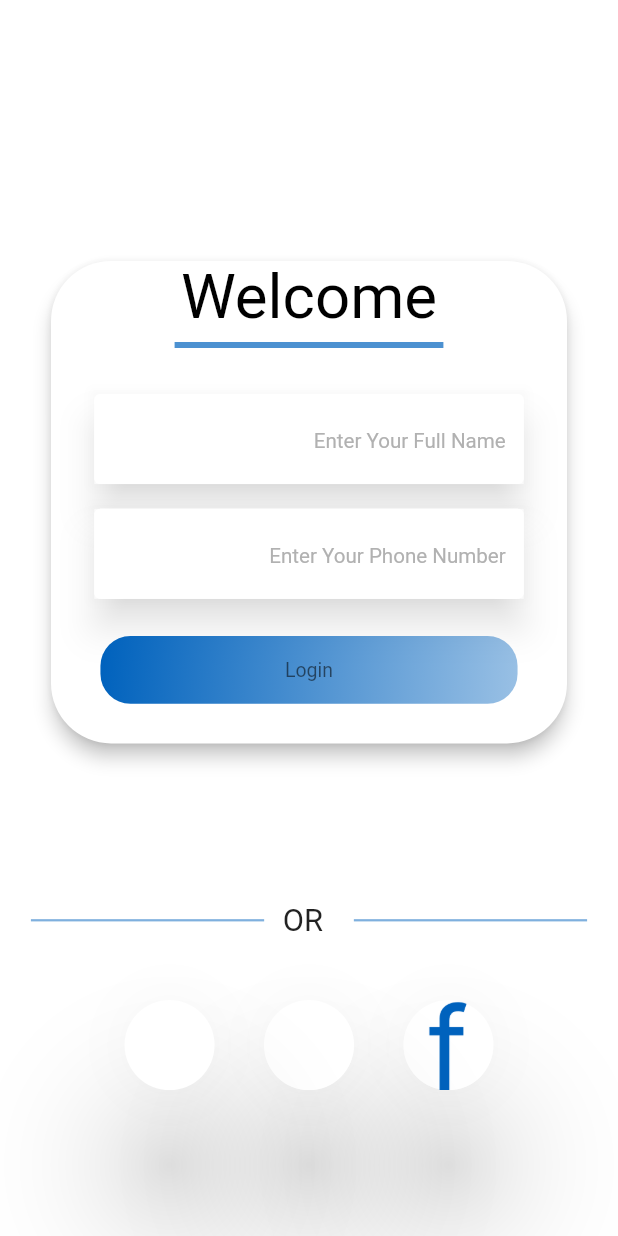
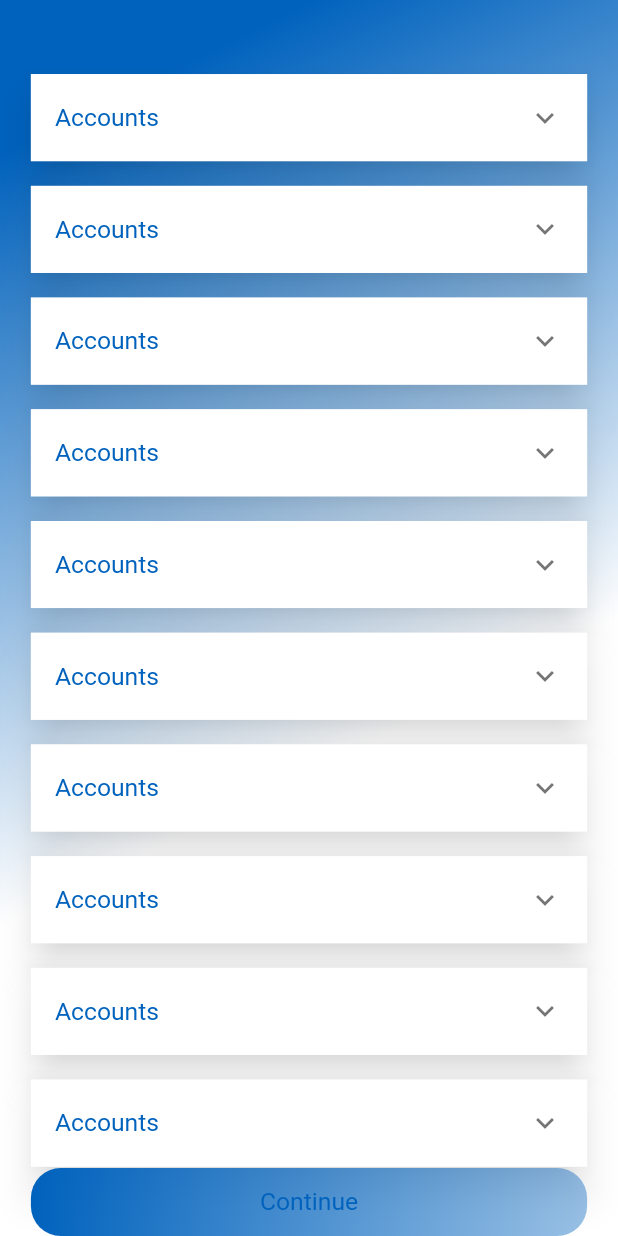
Before and after one commit to MostafaMahmoudAli/Magdsoft_Flutter_Task, a Flutter app: the screen it shows after launch, on a phone screen of 412 x 824 dp. Run offline on Flutter 3.47's test engine with Material 2 defaults, Android fonts, the phone set to English and light mode, and no system bars; our stand-ins replace bloc, dio, flutter_bloc, flutter_svg_provider, flutter_translate, fluttertoast and 3 more; Roboto replaces fonts that are missing (cairo).

Commit message:
help & product ui is done

```diff
--- a/lib/constants/strings.dart
+++ b/lib/constants/strings.dart
@@ -6,7 +6,9 @@ const loginImage="assets/images/login_image.svg";
 const loginGoogleLogo = "assets/images/Google__G__Logo 1.svg";
 const loginAppleLogo = "assets/images/ios 1.svg";
 const loginFacebookLogo = "assets/images/f.svg";
-const String textButtonName = "Resend Code";
-const String otpTitle = "Verify Phone";
-const String loginNameTextField ="Enter Your Full Name";
-const String loginPhoneTextField ="Enter Your Phone Number";
+const  textButtonName = "Resend Code";
+const  otpTitle = "Verify Phone";
+const  loginNameTextField ="Enter Your Full Name";
+const  loginPhoneTextField ="Enter Your Phone Number";
+const  helpButtonName ="Continue";
+const  customHomeAppBarText = "Search";
--- a/lib/data/data_providers/network/requests/login_request.dart
+++ b/lib/data/data_providers/network/requests/login_request.dart
@@ -1,6 +1,14 @@
 class LoginRequest
 {
-  final String?name;
-  final String?phone;
-  LoginRequest(this.name, this.phone,);
+   String?name;
+   String?phone;
+  LoginRequest({
+    required this.name,
+    required this.phone,
+  });
+  Map<String,dynamic>toMap()=>
+      {
+        "name":name,
+        "phone":phone,
+      };
 }
--- a/lib/main.dart
+++ b/lib/main.dart
@@ -5,6 +5,8 @@ import 'package:flutter_bloc/flutter_bloc.dart';
 import 'package:flutter_localizations/flutter_localizations.dart';
 import 'package:flutter_translate/flutter_translate.dart';
 import 'package:magdsoft_flutter_task/presentation/router/app_router.dart';
+import 'package:magdsoft_flutter_task/presentation/screens/user/help_screen.dart';
+import 'package:magdsoft_flutter_task/presentation/screens/user/home_layout.dart';
 import 'package:magdsoft_flutter_task/presentation/styles/colors.dart';
 import 'package:magdsoft_flutter_task/presentation/widgets/toast.dart';
 import 'package:sizer/sizer.dart';
@@ -23,7 +25,7 @@ Future<void> main() async {
   DioHelper.init();
   await CacheHelper.init();
   final locale =
-      CacheHelper.getDataFromSharedPreference(key: 'language') ?? "ar";
+      CacheHelper.getDataFromSharedPreference(key: 'language') ?? "en";
   delegate = await LocalizationDelegate.create(
     fallbackLocale: locale,
     supportedLocales: ['ar', 'en'],
@@ -92,7 +94,7 @@ class _MyAppState extends State<MyApp> {
                     ],
                     locale: delegate.currentLocale,
                     supportedLocales: delegate.supportedLocales,
-                    onGenerateRoute: widget.appRouter.onGenerateRoute,
+                    // onGenerateRoute: widget.appRouter.onGenerateRoute,
                     theme: ThemeData(
                       textTheme: TextTheme(
                         displayLarge: TextStyle(
@@ -105,14 +107,24 @@ class _MyAppState extends State<MyApp> {
                           color:AppColors.primary,
                           fontWeight: FontWeight.w400,
                         ),
+                        bodySmall: TextStyle(
+                          fontSize: 12.sp,
+                          color:AppColors.primary,
+                          fontWeight: FontWeight.w400,
+                        ),
                         displaySmall:TextStyle(
                           fontSize: 10.sp,
                           color:AppColors.grey,
                           fontWeight: FontWeight.w400,
                         ),
+                        titleLarge:TextStyle(
+                            color:AppColors.white,
+                            fontSize:30.sp,
+                            fontWeight:FontWeight.w300
+                        ),
                       ),
                       fontFamily: 'cairo',
-                      scaffoldBackgroundColor: AppColors.white,
+                      // scaffoldBackgroundColor: AppColors.white,
                       appBarTheme: const AppBarTheme(
                         elevation: 0.0,
                         systemOverlayStyle: SystemUiOverlayStyle(
@@ -121,6 +133,7 @@ class _MyAppState extends State<MyApp> {
                         ),
                       ),
                     ),
+                    home:HelpScreen(),
                   );
                 }),
               );
--- a/lib/presentation/screens/user/help_screen.dart
+++ b/lib/presentation/screens/user/help_screen.dart
@@ -1,23 +1,46 @@
 import 'package:flutter/material.dart';
-
-import '../../widgets/app_background.dart';
+import '../../../constants/strings.dart';
+import '../../styles/colors.dart';
+import '../../view/help_body_view.dart';
+import '../../widgets/custom_action_button.dart';
 
 class HelpScreen extends StatelessWidget {
   const HelpScreen({Key? key}) : super(key: key);
-
   @override
   Widget build(BuildContext context) {
-    return Scaffold(
-      body:Stack(
-        children: [
-          const AppBackground(),
-          Column(
-            children: [
-
-            ],
+    return  Scaffold(
+      body:SafeArea(
+        child:Container(
+          width: double.infinity,
+          height: double.infinity,
+          decoration:BoxDecoration(
+            gradient:LinearGradient(
+              begin:Alignment.topCenter,
+              colors: [
+                AppColors.primary,
+                AppColors.white
+              ],
+            ),
           ),
-        ],
-      )
+          child: Padding(
+            padding:  EdgeInsets.only(
+              right:MediaQuery.sizeOf(context).width * 0.05,
+              left:MediaQuery.sizeOf(context).width * 0.05,
+              top:MediaQuery.sizeOf(context).height * 0.06,
+            ),
+            child: Column(
+              mainAxisAlignment: MainAxisAlignment.spaceBetween,
+              children: [
+                const HelpBodyView(),
+                CustomActionButton(
+                    text:helpButtonName,
+                    onTap: (){}
+                ),
+              ],
+            ),
+          ),
+        ),
+      ),
     );
   }
 }
--- a/lib/presentation/view/big_container_contents_login_view.dart
+++ b/lib/presentation/view/big_container_contents_login_view.dart
@@ -1,7 +1,6 @@
 import 'package:flutter/material.dart';
 import 'package:flutter_svg_provider/flutter_svg_provider.dart';
 import 'package:sizer/sizer.dart';
-
 import '../../constants/strings.dart';
 import '../styles/colors.dart';
 
--- /dev/null
+++ b/lib/presentation/view/help_body_view.dart
@@ -0,0 +1,41 @@
+import 'package:flutter/material.dart';
+import 'package:sizer/sizer.dart';
+import '../styles/colors.dart';
+
+class HelpBodyView extends StatelessWidget {
+  const HelpBodyView({Key? key}) : super(key: key);
+
+  @override
+  Widget build(BuildContext context) {
+    return Expanded(
+      child: ListView.separated(
+        padding: const EdgeInsets.only(bottom: 10),
+        physics:const BouncingScrollPhysics(),
+        itemBuilder: (context, index) => Material(
+          elevation: 10.0,
+          shadowColor: AppColors.black,
+          child: ExpansionTile(
+            title: Text(
+              "Accounts",
+              style: Theme.of(context).textTheme.bodySmall,
+            ),
+            backgroundColor: AppColors.white,
+            collapsedBackgroundColor: AppColors.white,
+            children: [
+              ListTile(
+                title: Text(
+                  "You need to create an account to use the application but you can delete your account any time you want ",
+                  style: Theme.of(context).textTheme.displaySmall,
+                ),
+              ),
+            ],
+          ),
+        ),
+        separatorBuilder: (context, index) =>  SizedBox(
+          height: 2.h,
+        ),
+        itemCount: 10,
+      ),
+    );
+  }
+}
--- a/lib/presentation/widgets/app_background.dart
+++ b/lib/presentation/widgets/app_background.dart
@@ -14,7 +14,7 @@ class AppBackground extends StatelessWidget {
           begin:Alignment.topCenter,
           colors: [
             AppColors.primary,
-            AppColors.white
+            AppColors.white,
           ],
         ),
       ),
--- a/pubspec.yaml
+++ b/pubspec.yaml
@@ -42,6 +42,7 @@ dependencies:
     sdk: flutter
   flutter_translate: ^4.0.4
   fluttertoast: ^8.2.2
+  carousel_slider: ^4.2.1
 
 
 dev_dependencies:
```
Also changed, not shown: lib/data/data_providers/models/help_response.dart (added, +38 -0 lines), lib/data/data_providers/models/product_response.dart (added, +48 -0 lines), lib/data/data_providers/network/requests/otp_request.dart (added, +12 -0 lines), lib/data/data_providers/network/responses/login_response.dart (+12 -9 lines), lib/data/data_providers/network/responses/otp_response.dart (added, +38 -0 lines), lib/presentation/screens/user/home_layout.dart (added, +127 -0 lines), lib/presentation/screens/user/otp_screen.dart (+1 -6 lines), lib/presentation/view/custom_app_bar_view.dart (added, +58 -0 lines), lib/presentation/view/grid_item_view.dart (added, +9 -0 lines), pubspec.lock.
